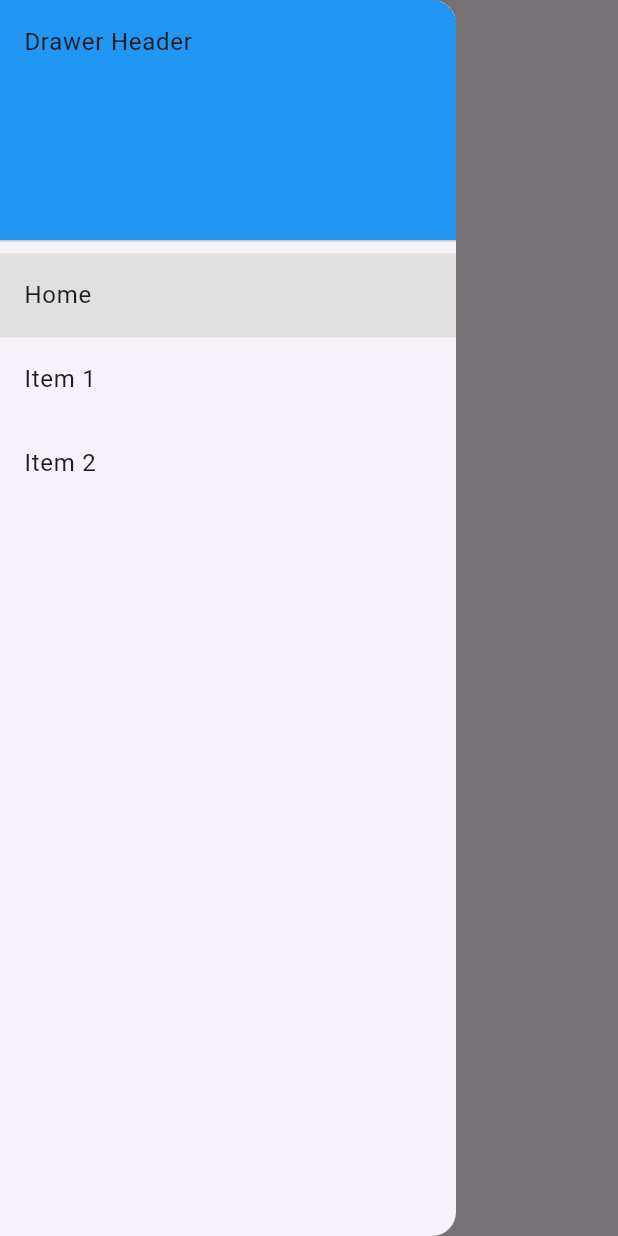
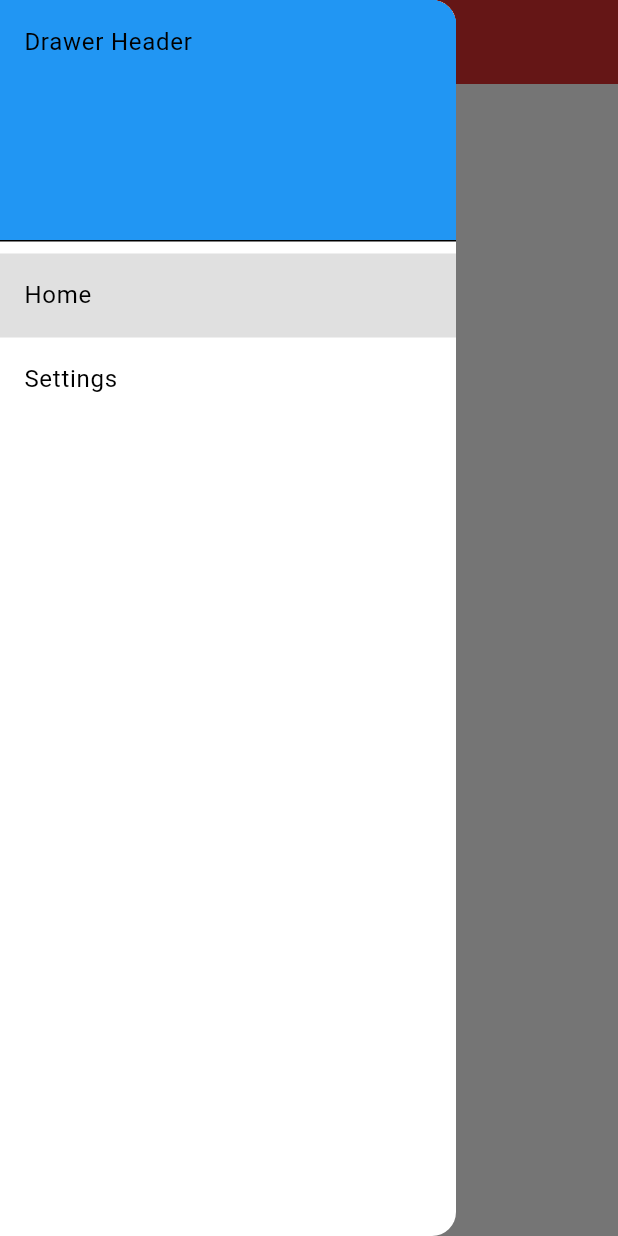
Before and after one commit to daleffe/flutter_navdrawer_getx, a Flutter app: the screen it shows after launch, with the side drawer open, on a phone screen of 412 x 824 dp. Run offline on Flutter 3.47's test engine with Material 3 defaults, Android fonts, the phone set to English and light mode, and no system bars; our stand-ins replace get.

Commit message:
Refactored project sturcture

```diff
--- /dev/null
+++ b/lib/app/configs/app.dart
@@ -0,0 +1,3 @@
+class AppVendor {
+  static const uuid = "default";
+}
--- /dev/null
+++ b/lib/app/configs/pages.dart
@@ -0,0 +1,23 @@
+import 'package:get/get.dart';
+
+import '../ui/pages/home/binding.dart';
+import '../ui/pages/home/view.dart';
+import '../ui/pages/settings/binding.dart';
+import '../ui/pages/settings/view.dart';
+
+import 'routes.dart';
+
+class Pages {
+  static final routes = [
+    GetPage(
+      name: Routes.home,
+      page: () => const HomeView(),
+      binding: HomeBinding(),
+    ),
+    GetPage(
+      name: Routes.settings,
+      page: () => const SettingsView(),
+      binding: SettingsBinding(),
+    )
+  ];
+}
--- /dev/null
+++ b/lib/app/configs/routes.dart
@@ -0,0 +1,4 @@
+abstract class Routes {
+  static const home = '/home';
+  static const settings = '/settings';
+}
--- /dev/null
+++ b/lib/app/shared/widgets/nav_menu.dart
@@ -0,0 +1,41 @@
+import 'package:flutter/material.dart';
+import 'package:get/get.dart';
+
+class NavMenu extends StatelessWidget {
+  const NavMenu({super.key});
+
+  @override
+  Widget build(BuildContext context) {
+    return Drawer(
+      child: ListView(
+        padding: EdgeInsets.zero,
+        children: <Widget>[
+          const DrawerHeader(
+            decoration: BoxDecoration(
+              color: Colors.blue,
+            ),
+            child: Text('Drawer Header'),
+          ),
+          ListTile(
+            title: const Text('Home'),
+            tileColor: Get.currentRoute == '/home' ? Colors.grey[300] : null,
+            onTap: () {
+              print(Get.currentRoute);
+              Get.back();
+              Get.offNamed('/home');
+            },
+          ),
+          ListTile(
+            title: const Text('Settings'),
+            tileColor:
+                Get.currentRoute == '/settings' ? Colors.grey[300] : null,
+            onTap: () {
+              Get.back();
+              Get.offNamed('/settings');
+            },
+          ),
+        ],
+      ),
+    );
+  }
+}
--- /dev/null
+++ b/lib/app/ui/pages/home/controller.dart
@@ -0,0 +1,22 @@
+import 'package:get/get.dart';
+
+class HomeController extends GetxController {
+  @override
+  void onReady() {
+    print("ready home");
+
+    super.onReady();
+  }
+
+  @override
+  void onInit() {
+    print("init home");
+    super.onInit();
+  }
+
+  @override
+  void onClose() {
+    print("close home");
+    super.onClose();
+  }
+}
--- /dev/null
+++ b/lib/app/ui/pages/home/view.dart
@@ -0,0 +1,21 @@
+import 'package:flutter/material.dart';
+
+import 'package:get/get.dart';
+
+import 'controller.dart';
+import '../../../shared/widgets/nav_menu.dart';
+
+class HomeView extends GetView<HomeController> {
+  const HomeView({super.key});
+
+  @override
+  Widget build(BuildContext context) {
+    return Scaffold(
+      appBar: AppBar(title: const Text("Home")),
+      body: const Center(
+        child: Text('Home'),
+      ),
+      drawer: const NavMenu(),
+    );
+  }
+}
--- /dev/null
+++ b/lib/app/ui/pages/settings/controller.dart
@@ -0,0 +1,9 @@
+import 'package:get/get.dart';
+
+class SettingsController extends GetxController {
+  @override
+  void onReady() {
+    print("Ready SETTINGS");
+    super.onReady();
+  }
+}
--- /dev/null
+++ b/lib/app/ui/pages/settings/view.dart
@@ -0,0 +1,21 @@
+import 'package:flutter/material.dart';
+
+import 'package:get/get.dart';
+
+import 'controller.dart';
+import '../../../shared/widgets/nav_menu.dart';
+
+class SettingsView extends GetView<SettingsController> {
+  const SettingsView({super.key});
+
+  @override
+  Widget build(BuildContext context) {
+    return Scaffold(
+      appBar: AppBar(title: const Text("Settings")),
+      body: const Center(
+        child: Text('Settings'),
+      ),
+      drawer: const NavMenu(),
+    );
+  }
+}
```
Also changed, not shown: lib/app/configs/color.dart (added, +12 -0 lines), lib/app/configs/metric.dart (added, +14 -0 lines), lib/app/ui/pages/home/binding.dart (added, +11 -0 lines), lib/app/ui/pages/settings/binding.dart (added, +11 -0 lines), lib/app/ui/themes/default.dart (added, +19 -0 lines), lib/main.dart (+11 -192 lines), 1 other file.
